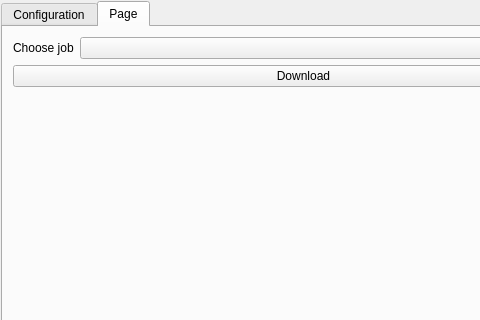
Qt form dockwidget.ui (josesahad/up42-qgis-plugin) before a commit; both pictures show x 0 to 480 and y 0 to 320 of the 853 by 592 pixel window.
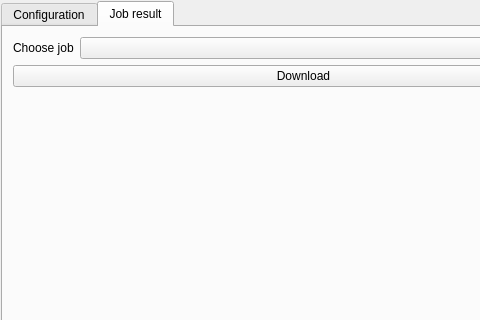
The same form after that commit.

Commit message: rename tab

```diff
--- a/dockwidget.ui
+++ b/dockwidget.ui
@@ -88,7 +88,7 @@
                                         </widget>
                                         <widget class="QWidget" name="tab">
                                             <attribute name="title">
-                                                <string>Page</string>
+                                                <string>Job result</string>
                                             </attribute>
                                             <widget class="QWidget" name="formLayoutWidget">
                                                 <property name="geometry">
```
